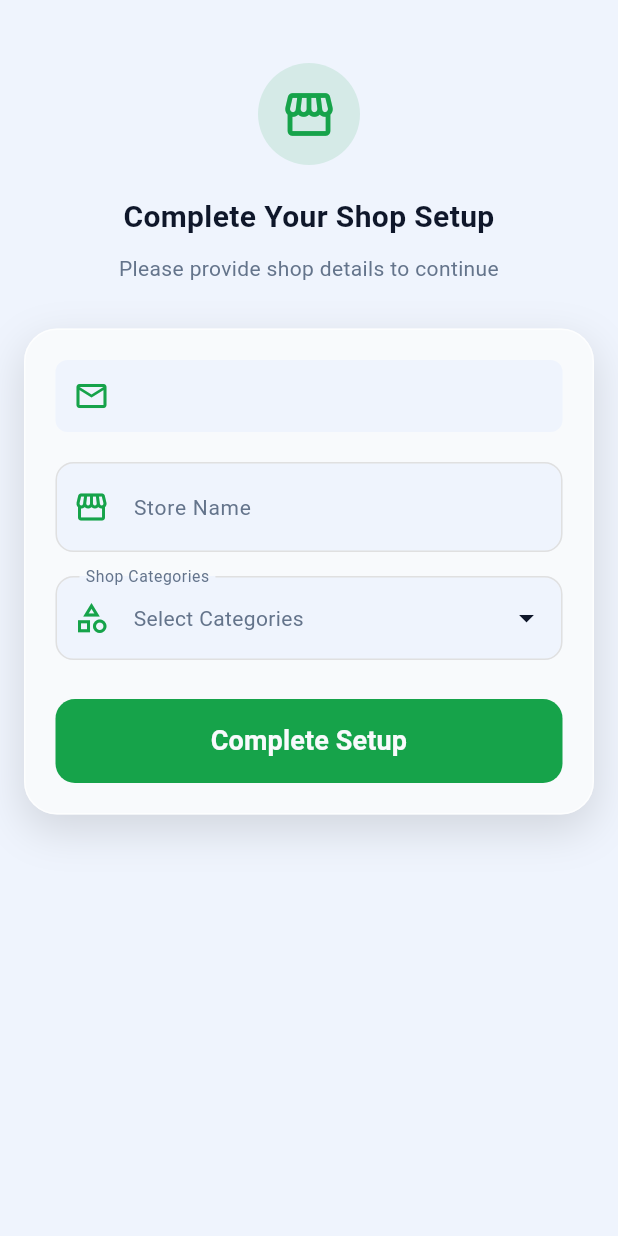
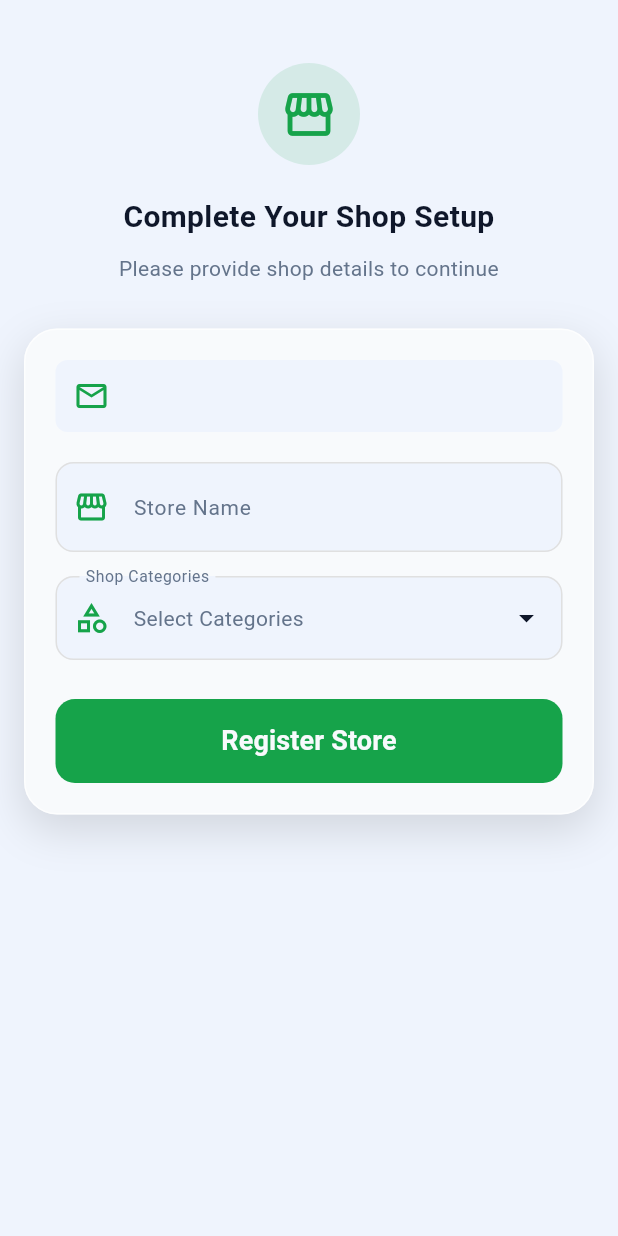
Before and after one commit to Sanjitkumar-git/localmarket, a Flutter app: the ShopRegistrationPage screen opened directly with empty values, on a phone screen of 412 x 824 dp. Run offline on Flutter 3.47's test engine with Material 3 defaults, Android fonts, the phone set to English and light mode, and no system bars; our stand-ins replace cloud_firestore, easy_localization, firebase_auth, font_awesome_flutter, geocoding, geolocator and 1 more; accounts and stored records are empty.

Commit message:
Update shopkeeper authentication

```diff
--- a/lib/shopkeeper/auth/shop_registration.dart
+++ b/lib/shopkeeper/auth/shop_registration.dart
@@ -1,4 +1,5 @@
 import 'package:cloud_firestore/cloud_firestore.dart';
+import 'package:easy_localization/easy_localization.dart';
 import 'package:firebase_auth/firebase_auth.dart';
 import 'package:flutter/material.dart';
 import 'package:localmarket/shopkeeper/home/dashboard_screen.dart';
@@ -6,8 +7,6 @@ import 'package:localmarket/widget/app_colors.dart';
 import 'package:localmarket/widget/app_font.dart';
 import 'package:localmarket/widget/app_fontweight.dart';
 import 'package:localmarket/widget/app_language.dart';
-import 'package:localmarket/widget/app_padding.dart';
-import 'package:localmarket/widget/app_radius.dart';
 
 class ShopRegistrationPage extends StatefulWidget {
   final User user;
@@ -23,60 +22,25 @@ class _ShopRegistrationPageState extends State<ShopRegistrationPage> {
   List<String> selectedCategories = [];
   bool _isLoading = false;
 
+  // Updated List with 'id' for Database and 'localeKey' for UI Translation
   final List<Map<String, String>> shopCategories = [
-    {
-      'en': 'Grocery & General Store',
-      'hi': 'किराना एवं जनरल स्टोर',
-      'ne': 'किराना तथा जनरल स्टोर',
-    },
-    {
-      'en': 'Fruits & Vegetables',
-      'hi': 'फल एवं सब्ज़ियाँ',
-      'ne': 'फलफूल तथा तरकारी',
-    },
-    {
-      'en': 'Dairy & Milk Products',
-      'hi': 'डेयरी एवं दूध उत्पाद',
-      'ne': 'डेरी तथा दूधजन्य पदार्थ',
-    },
-    {'en': 'Bakery & Sweets', 'hi': 'बेकरी एवं मिठाई', 'ne': 'बेकरी तथा मिठाई'},
-    {'en': 'Clothing & Fashion', 'hi': 'कपड़े एवं फैशन', 'ne': 'कपडा तथा फेसन'},
-    {'en': 'Footwear', 'hi': 'जूते-चप्पल', 'ne': 'जुत्ता-चप्पल'},
-    {
-      'en': 'Pharmacy & Medical',
-      'hi': 'दवा एवं मेडिकल',
-      'ne': 'औषधि तथा मेडिकल',
-    },
-    {'en': 'Electronics', 'hi': 'इलेक्ट्रॉनिक्स', 'ne': 'इलेक्ट्रोनिक्स'},
-    {
-      'en': 'Mobile & Accessories',
-      'hi': 'मोबाइल एवं एक्सेसरीज़',
-      'ne': 'मोबाइल तथा एक्सेसरिज',
-    },
-    {
-      'en': 'Hardware & Electrical',
-      'hi': 'हार्डवेयर एवं इलेक्ट्रिकल',
-      'ne': 'हार्डवेयर तथा विद्युतीय सामान',
-    },
-    {
-      'en': 'Stationery & Books',
-      'hi': 'स्टेशनरी एवं किताबें',
-      'ne': 'स्टेशनरी तथा किताबहरू',
-    },
-    {
-      'en': 'Cosmetics & Personal Care',
-      'hi': 'कॉस्मेटिक्स एवं पर्सनल केयर',
-      'ne': 'कस्मेटिक्स तथा व्यक्तिगत हेरचाह',
-    },
-    {
-      'en': 'Home & Kitchen',
-      'hi': 'घर एवं रसोई सामान',
-      'ne': 'घर तथा भान्सा सामान',
-    },
-    {'en': 'Meat & Fish', 'hi': 'मांस एवं मछली', 'ne': 'मासु तथा माछा'},
-    {'en': 'Toys & Gifts', 'hi': 'खिलौने एवं उपहार', 'ne': 'खेलौना तथा उपहार'},
-    {'en': 'Flowers & Plants', 'hi': 'फूल एवं पौधे', 'ne': 'फूल तथा बिरुवा'},
-    {'en': 'Other', 'hi': 'अन्य', 'ne': 'अन्य'},
+    {'id': 'grocery', 'localeKey': 'categories.grocery'},
+    {'id': 'fruits_veg', 'localeKey': 'categories.fruits_veg'},
+    {'id': 'dairy', 'localeKey': 'categories.dairy'},
+    {'id': 'bakery', 'localeKey': 'categories.bakery'},
+    {'id': 'clothing', 'localeKey': 'categories.clothing'},
+    {'id': 'footwear', 'localeKey': 'categories.footwear'},
+    {'id': 'pharmacy', 'localeKey': 'categories.pharmacy'},
+    {'id': 'electronics', 'localeKey': 'categories.electronics'},
+    {'id': 'mobile', 'localeKey': 'categories.mobile'},
+    {'id': 'hardware', 'localeKey': 'categories.hardware'},
+    {'id': 'stationery', 'localeKey': 'categories.stationery'},
+    {'id': 'cosmetics', 'localeKey': 'categories.cosmetics'},
+    {'id': 'home_kitchen', 'localeKey': 'categories.home_kitchen'},
+    {'id': 'meat_fish', 'localeKey': 'categories.meat_fish'},
+    {'id': 'toys_gifts', 'localeKey': 'categories.toys_gifts'},
+    {'id': 'flowers_plants', 'localeKey': 'categories.flowers_plants'},
+    {'id': 'other', 'localeKey': 'categories.other'},
   ];
 
   @override
@@ -85,17 +49,15 @@ class _ShopRegistrationPageState extends State<ShopRegistrationPage> {
     super.dispose();
   }
 
-  String getCategoryName(String categoryEn) {
+  // Helper method to get translated category name from ID
+  String getCategoryName(String id) {
     final category = shopCategories.firstWhere(
-      (item) => item['en'] == categoryEn,
-      orElse: () => {'en': categoryEn, 'hi': categoryEn, 'ne': categoryEn},
+      (item) => item['id'] == id,
+      orElse: () => {'id': id, 'localeKey': ''},
     );
 
-    return AppLanguage.tr(
-      en: category['en']!,
-      hi: category['hi']!,
-      ne: category['ne']!,
-    );
+    if (category['localeKey']!.isEmpty) return id;
+    return category['localeKey']!.tr();
   }
 
   Future<void> _selectShopCategories() async {
@@ -135,9 +97,7 @@ class _ShopRegistrationPageState extends State<ShopRegistrationPage> {
                             ),
                           ),
                           IconButton(
-                            onPressed: () {
-                              Navigator.pop(context);
-                            },
+                            onPressed: () => Navigator.pop(context),
                             icon: Icon(
                               Icons.close,
                               color: AppColors.textPrimary,
@@ -167,14 +127,11 @@ class _ShopRegistrationPageState extends State<ShopRegistrationPage> {
                           itemCount: shopCategories.length,
                           itemBuilder: (context, index) {
                             final category = shopCategories[index];
-                            final String categoryEn = category['en']!;
-                            final String categoryName = AppLanguage.tr(
-                              en: category['en']!,
-                              hi: category['hi']!,
-                              ne: category['ne']!,
-                            );
+                            final String categoryId = category['id']!;
+                            final String categoryName = category['localeKey']!
+                                .tr();
                             final bool isSelected = tempSelected.contains(
-                              categoryEn,
+                              categoryId,
                             );
 
                             return CheckboxListTile(
@@ -193,11 +150,11 @@ class _ShopRegistrationPageState extends State<ShopRegistrationPage> {
                               onChanged: (value) {
                                 setModalState(() {
                                   if (value == true) {
-                                    if (!tempSelected.contains(categoryEn)) {
-                                      tempSelected.add(categoryEn);
+                                    if (!tempSelected.contains(categoryId)) {
+                                      tempSelected.add(categoryId);
                                     }
                                   } else {
-                                    tempSelected.remove(categoryEn);
+                                    tempSelected.remove(categoryId);
                                   }
                                 });
                               },
@@ -268,7 +225,6 @@ class _ShopRegistrationPageState extends State<ShopRegistrationPage> {
   Future<void> _registerShop() async {
     FocusScope.of(context).unfocus();
 
-    // Validation
     if (storeNameController.text.trim().isEmpty) {
       _showMessage(
         AppLanguage.tr(
@@ -296,7 +252,6 @@ class _ShopRegistrationPageState extends State<ShopRegistrationPage> {
     });
 
     try {
-      // Save shop details to Firestore
       await FirebaseFirestore.instance
           .collection('shopkeepers')
           .doc(widget.user.uid)
@@ -321,7 +276,6 @@ class _ShopRegistrationPageState extends State<ShopRegistrationPage> {
         isError: false,
       );
 
-      // Navigate to Dashboard
       Navigator.pushReplacement(
         context,
         MaterialPageRoute(builder: (_) => const DashboardScreen()),
@@ -411,7 +365,6 @@ class _ShopRegistrationPageState extends State<ShopRegistrationPage> {
                     ),
                     child: Column(
                       children: [
-                        // Display User Email
                         Container(
                           padding: const EdgeInsets.all(12),
                           decoration: BoxDecoration(
@@ -438,16 +391,11 @@ class _ShopRegistrationPageState extends State<ShopRegistrationPage> {
                           ),
                         ),
                         const SizedBox(height: 20),
-                        // Store Name
                         TextField(
                           controller: storeNameController,
                           style: TextStyle(color: AppColors.textPrimary),
                           decoration: InputDecoration(
-                            labelText: AppLanguage.tr(
-                              en: 'Store Name',
-                              hi: 'स्टोर नाम',
-                              ne: 'दुकानको नाम',
-                            ),
+                            labelText: 'signup.store_name'.tr(),
                             labelStyle: TextStyle(
                               color: AppColors.textSecondary,
                               fontSize: AppTextSizes.md,
@@ -478,17 +426,12 @@ class _ShopRegistrationPageState extends State<ShopRegistrationPage> {
                           ),
                         ),
                         const SizedBox(height: 16),
-                        // Categories
                         InkWell(
                           borderRadius: BorderRadius.circular(12),
                           onTap: _selectShopCategories,
                           child: InputDecorator(
                             decoration: InputDecoration(
-                              labelText: AppLanguage.tr(
-                                en: 'Shop Categories',
-                                hi: 'दुकान की श्रेणियाँ',
-                                ne: 'पसलका वर्गहरू',
-                              ),
+                              labelText: 'signup.shop_categories'.tr(),
                               labelStyle: TextStyle(
                                 color: AppColors.textSecondary,
                                 fontSize: AppTextSizes.md,
@@ -523,11 +466,7 @@ class _ShopRegistrationPageState extends State<ShopRegistrationPage> {
                             ),
                             child: selectedCategories.isEmpty
                                 ? Text(
-                                    AppLanguage.tr(
-                                      en: 'Select Categories',
-                                      hi: 'श्रेणियाँ चुनें',
-                                      ne: 'वर्गहरू छान्नुहोस्',
-                                    ),
+                                    'signup.select_categories'.tr(),
                                     style: TextStyle(
                                       color: AppColors.textSecondary,
                                       fontSize: AppTextSizes.md,
@@ -537,11 +476,11 @@ class _ShopRegistrationPageState extends State<ShopRegistrationPage> {
                                     spacing: 6,
                                     runSpacing: 6,
                                     children: selectedCategories.map((
-                                      categoryEn,
+                                      categoryId,
                                     ) {
                                       return Chip(
                                         label: Text(
-                                          getCategoryName(categoryEn),
+                                          getCategoryName(categoryId),
                                           style: TextStyle(
                                             color: AppColors.textPrimary,
                                             fontSize: AppTextSizes.sm,
@@ -554,7 +493,7 @@ class _ShopRegistrationPageState extends State<ShopRegistrationPage> {
                                         onDeleted: () {
                                           setState(() {
                                             selectedCategories.remove(
-                                              categoryEn,
+                                              categoryId,
                                             );
                                           });
                                         },
@@ -564,7 +503,6 @@ class _ShopRegistrationPageState extends State<ShopRegistrationPage> {
                           ),
                         ),
                         const SizedBox(height: 26),
-                        // Register Button
                         SizedBox(
                           width: double.infinity,
                           height: 56,
@@ -592,11 +530,7 @@ class _ShopRegistrationPageState extends State<ShopRegistrationPage> {
                                       ),
                                     )
                                   : Text(
-                                      AppLanguage.tr(
-                                        en: 'Complete Setup',
-                                        hi: 'सेटअप पूरा करें',
-                                        ne: 'सेटअप पूरा गर्नुहोस्',
-                                      ),
+                                      'signup.register_store'.tr(),
                                       key: const ValueKey('register_text'),
                                       textAlign: TextAlign.center,
                                       style: TextStyle(
```
Also changed, not shown: lib/widget/language_selection.dart (+16 -5 lines), assets/shop/forgot.jpg, assets/shop/signup.jpg, 1 other file.
